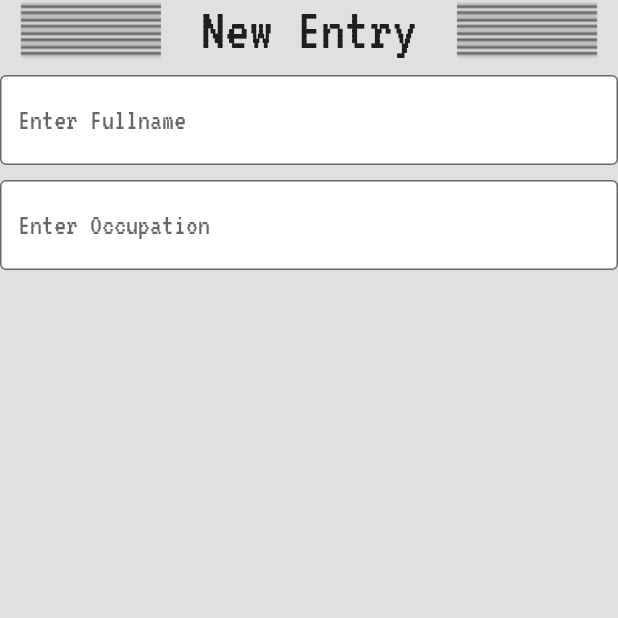
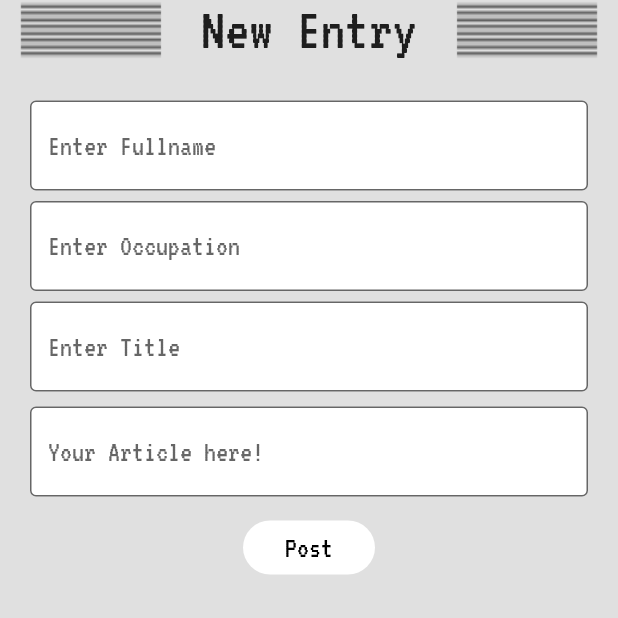
Before and after one commit to dhy3y/DartSmart, a Flutter app: the ArticleEntry screen opened directly, on a phone screen of 412 x 824 dp, the top half of it. Run offline on Flutter 3.47's test engine with Material 2 defaults, Android fonts, the phone set to English and light mode, and no system bars; our stand-ins replace cloud_firestore, firebase_auth, fluttertoast, google_fonts; missing offline and left inert: firebase; accounts and stored records are empty.

Commit message:
New Article works now!

```diff
--- a/lib/newArticle.dart
+++ b/lib/newArticle.dart
@@ -1,6 +1,8 @@
+import 'package:DartSmart/Dashboard.dart';
 import 'package:flutter/material.dart';
 import 'package:google_fonts/google_fonts.dart';
 import 'package:cloud_firestore/cloud_firestore.dart';
+import 'package:fluttertoast/fluttertoast.dart';
 
 class NewArticle extends StatelessWidget {
   @override
@@ -17,8 +19,10 @@ class ArticleEntry extends StatefulWidget {
 }
 
 class _ArticleEntryState extends State<ArticleEntry> {
-
-  String name, title, description;
+  String name, occupation, title, description;
+  bool _pressed = false;
+  final databaseReference = Firestore.instance;
+  int flag = 0;
 
   @override
   Widget build(BuildContext context) {
@@ -56,7 +60,13 @@ class _ArticleEntryState extends State<ArticleEntry> {
                 ),
               ],
             ),
-            SizedBox(height: 10),
+            Center(
+              child: Container(
+                padding: EdgeInsets.all(20.0),
+                child: Column(
+                  mainAxisAlignment: MainAxisAlignment.center,
+                  children: <Widget>[
+                    SizedBox(height: 7),
                     TextField(
                       style: GoogleFonts.vt323(fontSize: 20),
                       decoration: InputDecoration(
@@ -65,7 +75,8 @@ class _ArticleEntryState extends State<ArticleEntry> {
                         hintText: 'Enter Fullname',
                         border: OutlineInputBorder(),
                         focusedBorder: OutlineInputBorder(
-                  borderSide: BorderSide(color: Colors.black, width: 2.0),
+                          borderSide:
+                              BorderSide(color: Colors.black, width: 2.0),
                         ),
                       ),
                       textAlign: TextAlign.left,
@@ -73,7 +84,7 @@ class _ArticleEntryState extends State<ArticleEntry> {
                         this.name = text;
                       },
                     ),
-            SizedBox(height: 10),
+                    SizedBox(height: 7),
                     TextField(
                       style: GoogleFonts.vt323(fontSize: 20),
                       decoration: InputDecoration(
@@ -82,7 +93,26 @@ class _ArticleEntryState extends State<ArticleEntry> {
                         hintText: 'Enter Occupation',
                         border: OutlineInputBorder(),
                         focusedBorder: OutlineInputBorder(
-                  borderSide: BorderSide(color: Colors.black, width: 2.0),
+                          borderSide:
+                              BorderSide(color: Colors.black, width: 2.0),
+                        ),
+                      ),
+                      textAlign: TextAlign.left,
+                      onChanged: (text) {
+                        this.occupation = text;
+                      },
+                    ),
+                    SizedBox(height: 7),
+                    TextField(
+                      style: GoogleFonts.vt323(fontSize: 20),
+                      decoration: InputDecoration(
+                        filled: true,
+                        fillColor: Colors.white,
+                        hintText: 'Enter Title',
+                        border: OutlineInputBorder(),
+                        focusedBorder: OutlineInputBorder(
+                          borderSide:
+                              BorderSide(color: Colors.black, width: 2.0),
                         ),
                       ),
                       textAlign: TextAlign.left,
@@ -90,9 +120,113 @@ class _ArticleEntryState extends State<ArticleEntry> {
                         this.title = text;
                       },
                     ),
+                    SizedBox(height: 10),
+                    TextField(
+                      maxLines: 50,
+                      minLines: 1,
+                      style: GoogleFonts.vt323(fontSize: 20),
+                      decoration: InputDecoration(
+                        filled: true,
+                        fillColor: Colors.white,
+                        hintText: 'Your Article here!',
+                        border: OutlineInputBorder(),
+                        focusedBorder: OutlineInputBorder(
+                          borderSide:
+                              BorderSide(color: Colors.black, width: 2.0),
+                        ),
+                      ),
+                      textAlign: TextAlign.left,
+                      onChanged: (text) {
+                        this.description = text;
+                      },
+                    ),
+                    SizedBox(height: 10),
+                    GestureDetector(
+                      onTapDown: (TapDownDetails details) {
+                        setState(() {
+                          _pressed = true;
+                          print(_pressed);
+                        });
+                      },
+                      onTapUp: (TapUpDetails details) {
+                        setState(() {
+                          _pressed = false;
+                          print(_pressed);
+                        });
+                      },
+                      onTapCancel: () {
+                        setState(() {
+                          _pressed = false;
+                          print(_pressed);
+                        });
+                      },
+                      child: FlatButton(
+                        //highlightColor: Colors.black,
+                        onPressed: () {
+                          _post();
+                        },
+                        child: Text(
+                          'Post',
+                          style: GoogleFonts.vt323(fontSize: 20),
+                        ),
+                        textColor: _pressed ? Colors.white : Colors.black,
+                        color: _pressed ? Colors.black : Colors.white,
+                        shape: RoundedRectangleBorder(
+                          borderRadius: BorderRadius.circular(20.0),
+                        ),
+                      ),
+                    ),
+                  ],
+                ),
+              ),
+            ),
           ],
         ),
       ),
     );
   }
+
+  void _post() async {
+    await databaseReference.collection("articles").document().setData({
+      'description': description,
+      'name': name,
+      'occupation': occupation,
+      'title': title,
+    });
+
+    flag = 1;
+    _postSuccess();
   }
+
+  void _postSuccess() {
+    if (flag == 1) {
+      //Toast
+      Fluttertoast.showToast(
+        msg: "Posted Successfully!",
+        toastLength: Toast.LENGTH_SHORT,
+        gravity: ToastGravity.BOTTOM,
+        timeInSecForIosWeb: 1,
+        backgroundColor: Colors.black,
+        textColor: Colors.white,
+        fontSize: 12.0,
+      );
+      Navigator.push(
+        context,
+        new MaterialPageRoute(builder: (context) => new Dashboard()),
+      );
+
+      flag = 0;
+    } else {
+      //Toast
+      Fluttertoast.showToast(
+        msg: "Unable to post, please try again!",
+        toastLength: Toast.LENGTH_SHORT,
+        gravity: ToastGravity.BOTTOM,
+        timeInSecForIosWeb: 1,
+        backgroundColor: Colors.black,
+        textColor: Colors.white,
+        fontSize: 12.0,
+      );
+    }
+  }
+}
--- a/pubspec.yaml
+++ b/pubspec.yaml
@@ -32,6 +32,7 @@ dependencies:
   cloud_firestore: ^0.13.7
   splashscreen: ^1.2.0
   google_fonts: ^1.1.0
+  fluttertoast: ^4.0.0
 
 dev_dependencies:
   flutter_test:
```
Also changed, not shown: lib/Authentication/login.dart (+30 -11 lines), pubspec.lock. Lines whose indentation alone changed are shown as unchanged.
